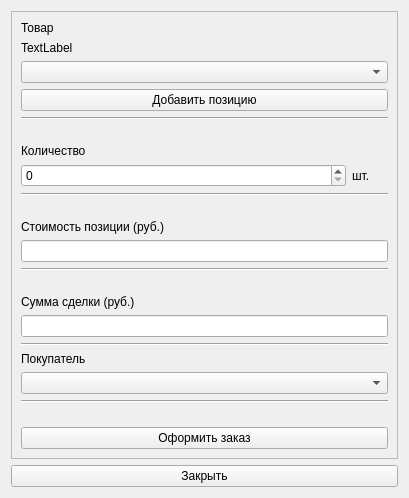
This is src/WarehouseSystemArrangeOrderWidget.ui in Belov1807/-WarehouseSystem as Qt 5 draws it before an edit. The edited form follows.
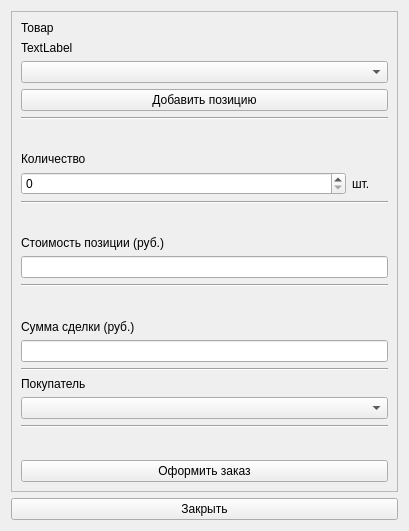
This is the edited form.

The edit to the form file:
```diff
--- a/src/WarehouseSystemArrangeOrderWidget.ui
+++ b/src/WarehouseSystemArrangeOrderWidget.ui
@@ -7,7 +7,7 @@
     <x>0</x>
     <y>0</y>
     <width>409</width>
-    <height>498</height>
+    <height>531</height>
    </rect>
   </property>
   <property name="windowTitle">
```
